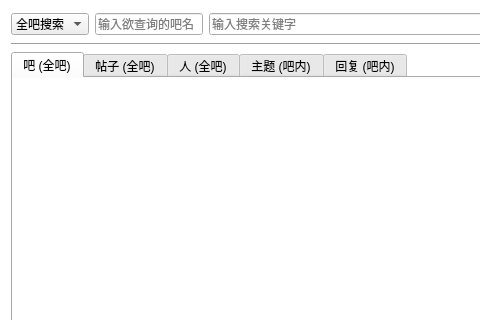
The window that resf/forum_search.ui (clb-128258/TiebaDesktop) describes before a commit, drawn with Qt 5; both pictures show x 0 to 480 and y 0 to 320 of the 823 by 578 pixel window.
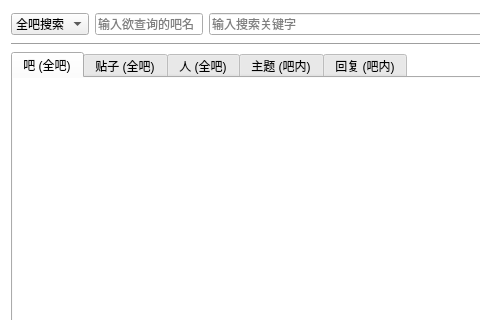
The same window after the commit.

```diff
--- a/resf/forum_search.ui
+++ b/resf/forum_search.ui
@@ -119,7 +119,7 @@
      </widget>
      <widget class="QWidget" name="tab_2">
       <attribute name="title">
-       <string>帖子 (全吧)</string>
+       <string>贴子 (全吧)</string>
       </attribute>
       <layout class="QGridLayout" name="gridLayout_3">
        <property name="leftMargin">
```
